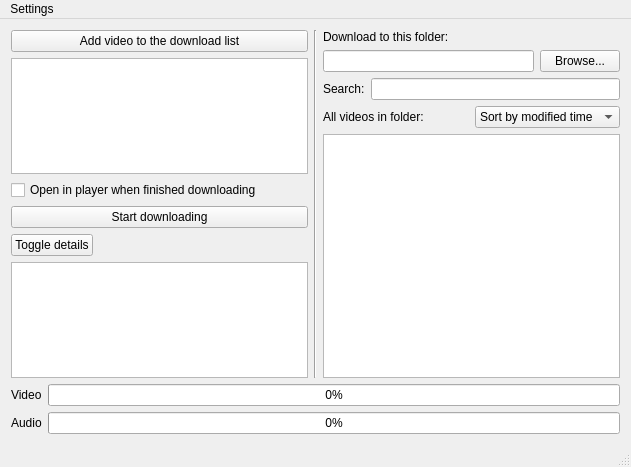
Old version of the form mainwindow.ui in the repository doublejim/QYoutubeDownloader.
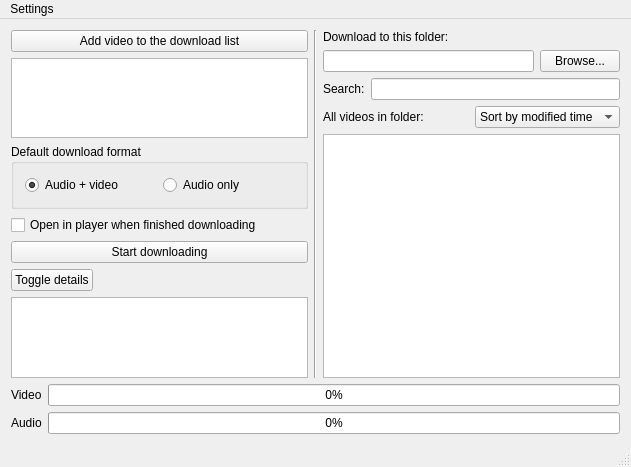
New version of the form.

Commit message: Select default download format on main window + misc one-liners

```diff
--- a/mainwindow.ui
+++ b/mainwindow.ui
@@ -33,6 +33,32 @@
           </property>
          </widget>
         </item>
+        <item>
+         <widget class="QGroupBox" name="groupBox">
+          <property name="title">
+           <string>Default download format</string>
+          </property>
+          <layout class="QHBoxLayout" name="horizontalLayout_4">
+           <item>
+            <widget class="QRadioButton" name="radioAudioVideo">
+             <property name="text">
+              <string>Audio + video</string>
+             </property>
+             <property name="checked">
+              <bool>true</bool>
+             </property>
+            </widget>
+           </item>
+           <item>
+            <widget class="QRadioButton" name="radioAudioOnly">
+             <property name="text">
+              <string>Audio only</string>
+             </property>
+            </widget>
+           </item>
+          </layout>
+         </widget>
+        </item>
         <item>
          <widget class="QCheckBox" name="checkOpenInPlayerAfterDownload">
           <property name="text">
```
The commit also changes 3 other files.
